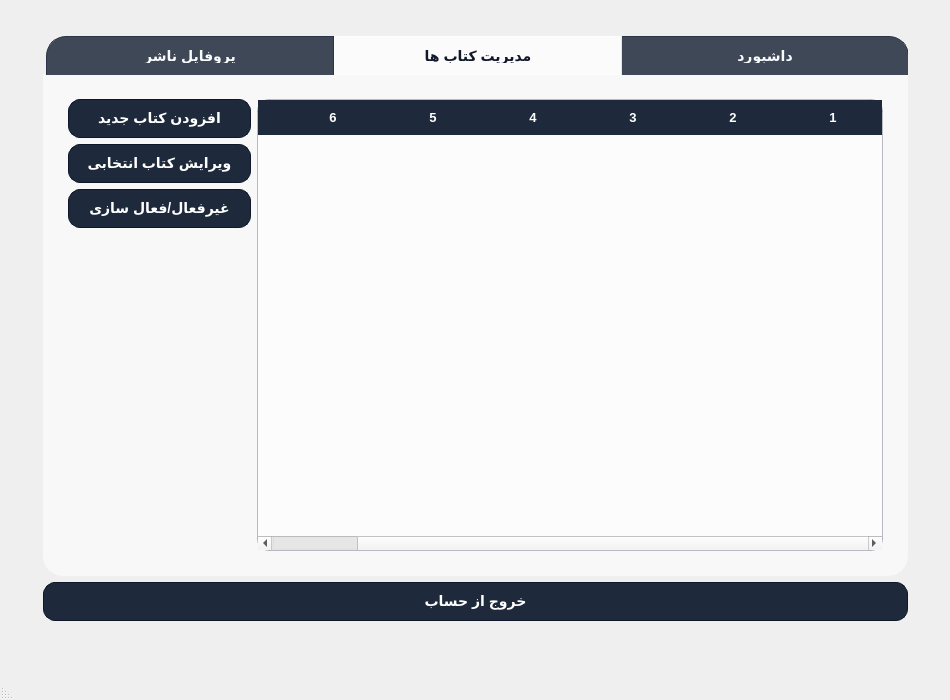
This is client/publishermainwindow.ui in afkhamis1386-afk/bookCLUB_Project as Qt 5 draws it before an edit. The edited form follows.
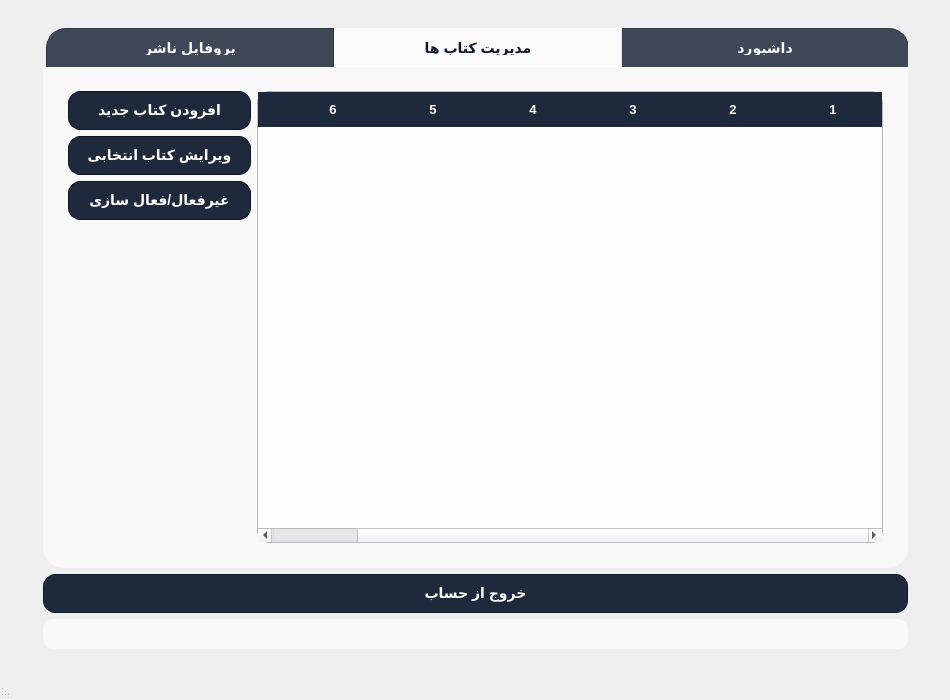
This is the edited form. Icons and pictures are not drawn.

The edit to the form file:
```diff
--- a/client/publishermainwindow.ui
+++ b/client/publishermainwindow.ui
@@ -140,6 +140,14 @@
     font-weight: bold;
     font-family: &quot;Segoe UI&quot;, &quot;Tahoma&quot;, sans-serif;
 }
+
+#statusLabel {
+    background: rgba(255, 255, 255, 0.65);
+    border: 1px solid rgba(255, 255, 255, 0.4);
+    border-radius: 10px;
+    padding: 6px 12px;
+    color: #0f172a;
+}
 </string>
   </property>
   <widget class="QWidget" name="centralwidget">
```
Left out of the diff: 14 changed lines with no effect on the pictures.
